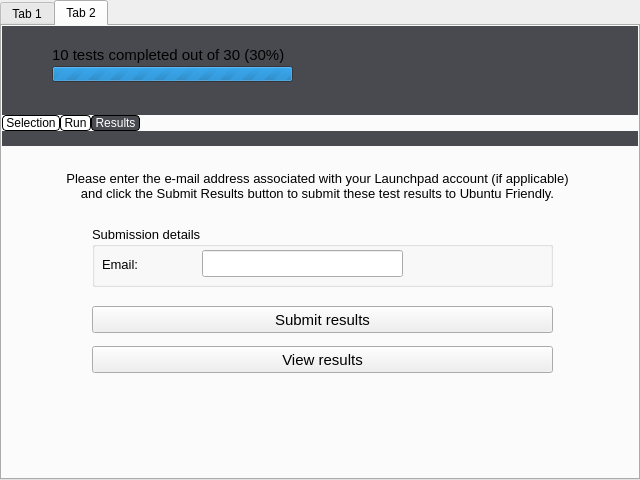
Before: the Qt Designer form qt/frontend/qtfront.ui in checkbox/checkbox, drawn with Qt 5.
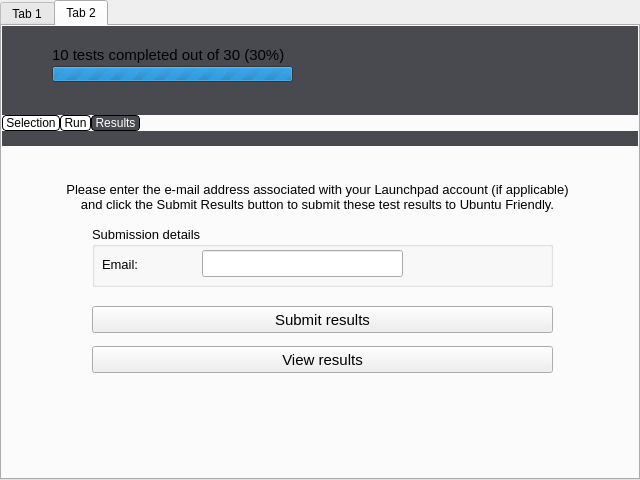
After: the same form once the commit is applied. Icons and pictures are not drawn.

Commit message: Replace links wiki style markup with html markup in show_entry method

What changed in the file:
```diff
--- a/qt/frontend/qtfront.ui
+++ b/qt/frontend/qtfront.ui
@@ -1016,7 +1016,7 @@
                <x>30</x>
                <y>20</y>
                <width>571</width>
-               <height>41</height>
+               <height>62</height>
               </rect>
              </property>
              <property name="font">
```
The commit also changes 1 other file.
